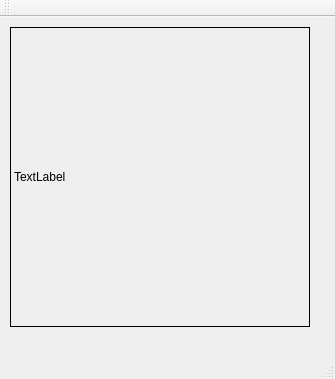
First picture: the form in QTProject/RealTime/mainwindow.ui, repository HAURCAORI/ProcessingMat, before the edit.
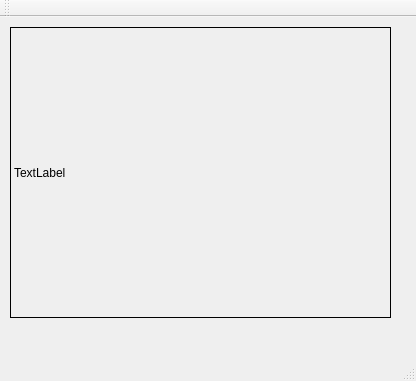
Second picture: the form after the edit.

Patch:
```diff
--- a/QTProject/RealTime/mainwindow.ui
+++ b/QTProject/RealTime/mainwindow.ui
@@ -6,8 +6,8 @@
    <rect>
     <x>0</x>
     <y>0</y>
-    <width>335</width>
-    <height>379</height>
+    <width>416</width>
+    <height>381</height>
    </rect>
   </property>
   <property name="windowTitle">
@@ -19,8 +19,8 @@
      <rect>
       <x>10</x>
       <y>10</y>
-      <width>300</width>
-      <height>300</height>
+      <width>381</width>
+      <height>291</height>
      </rect>
     </property>
     <property name="styleSheet">
```
Left out of the diff: 2 changed lines with no effect on the pictures.
